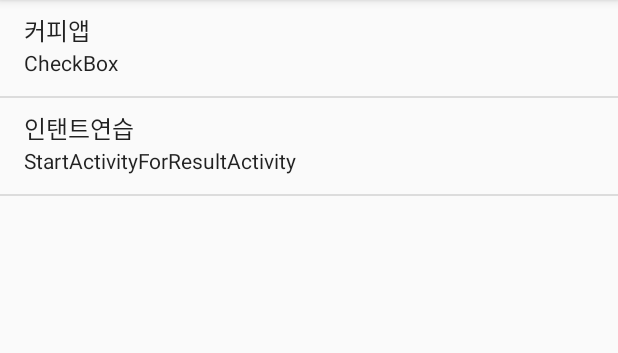
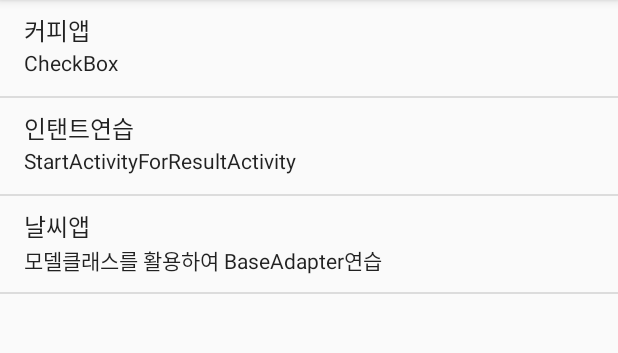
Before and after one commit to Kylekimga/working, an Android app: the screen it shows after launch (ListViewActivity), on a phone screen of 412 x 824 dp, the part 84-437 px from its top. Run offline under Robolectric (Android 15) with nearby library versions, the phone set to English and light mode, and no system bars.

Commit message:
WeatherAdapter / WeatherModel 날씨앱 만드는 중..

```diff
--- a/app/src/main/java/com/example/working/ListViewActivity.java
+++ b/app/src/main/java/com/example/working/ListViewActivity.java
@@ -4,12 +4,17 @@ import androidx.appcompat.app.AppCompatActivity;
 
 import android.content.Intent;
 import android.os.Bundle;
+import android.view.LayoutInflater;
 import android.view.View;
+import android.view.ViewGroup;
 import android.widget.AdapterView;
-import android.widget.ArrayAdapter;
+import android.widget.BaseAdapter;
 import android.widget.ListView;
 import android.widget.SimpleAdapter;
+import android.widget.TextView;
 import android.widget.Toast;
+
+import org.w3c.dom.Text;
 
 import java.util.ArrayList;
 import java.util.HashMap;
@@ -37,19 +42,27 @@ public class ListViewActivity extends AppCompatActivity {
         mDataList = new ArrayList<>();
         addItem("커피앱", "CheckBox", MainActivity.class);
         addItem("인탠트연습", "StartActivityForResultActivity", StartActivityForResultActivity.class);
+        addItem("날씨앱", "모델클래스를 활용하여 BaseAdapter연습", WeatherActivity.class);
 
 
         //어댑터 (ListView에 ArrayList를 삽입시켜주는 작업)
         //ArrayAdapter<String> adapter = new ArrayAdapter<String>(this,
         //      android.R.layout.simple_list_item_1,
         //    mDataList);
+
         //map으로 되어 있는 데이터는 SimpleAdapter 써야하나봄
-        SimpleAdapter adapter = new SimpleAdapter(this,
-                mDataList,
-                android.R.layout.simple_list_item_2,
-                new String[]{"title", "desc"},
-                new int[]{android.R.id.text1, android.R.id.text2});
+        //SimpleAdapter adapter = new SimpleAdapter(this,
+        //      mDataList,
+        //    android.R.layout.simple_list_item_2,
+        //    new String[]{"title", "desc"},
+        //    new int[]{android.R.id.text1, android.R.id.text2});
 
+        //근데 또 BaseAdapter를 상속받는 MyAdapter를 만들어서 이걸 활용함. 더 쉬운 건가?
+        //adapter = 마이어댑터(베이스어댑터)의 데이터리스트를 받음
+
+        MyAdapter adapter = new MyAdapter(mDataList);
+
+        //mListView에 어댑터를 가져와서 입력시킴
         mListView.setAdapter(adapter);
 
         //이벤트 - onItemClick을 override하는데, 해당 포지션의 맵을 가져와서, 그 맵의 인탠트를 실행하라는 코드
@@ -98,5 +111,43 @@ public class ListViewActivity extends AppCompatActivity {
 
     }
 
+    //BaseAdapter를 가져올 때, mData 변수를 사용, 근데 mData랑 mDataList랑 동일함(그렇게 정의함)
+    private static class MyAdapter extends BaseAdapter {
 
+        private final List<Map<String, Object>> mData;
+
+        public MyAdapter(List<Map<String, Object>> data) {
+            mData = data;
+        }
+
+        @Override
+        public int getCount() {
+            return mData.size();
+        }
+//mData의 x번째 항목 가져와랏!
+        @Override
+        public Object getItem(int i) {
+            return mData.get(i);
+        }
+        //뭔지 모름
+        @Override
+        public long getItemId(int i) {
+            return i;
+        }
+//제일 중요해 보이는데, 어디에 쓰이는지 모르겠음..
+        @Override
+        public View getView(int i, View view, ViewGroup viewGroup) {
+            if (view == null) {
+                view = LayoutInflater.from(viewGroup.getContext())
+                        .inflate(android.R.layout.simple_list_item_2, viewGroup, false);
+            }
+            TextView text1 = view.findViewById(android.R.id.text1);
+            TextView text2 = view.findViewById(android.R.id.text2);
+
+            Map<String, Object> item = mData.get(i);
+            text1.setText((String) item.get("title"));
+            text2.setText((String) item.get("desc"));
+            return view;
+        }
+    }
 }
```
Also changed, not shown: app/src/main/AndroidManifest.xml (+5 -4 lines), app/src/main/java/adapters/WeatherAdapter.java (added, +68 -0 lines), app/src/main/java/com/example/working/WeatherActivity.java (added, +20 -0 lines), app/src/main/java/models/Weather.java (added, +48 -0 lines), app/src/main/res/layout/activity_weather.xml (added, +14 -0 lines), app/src/main/res/layout/item_weather.xml (added, +38 -0 lines).
